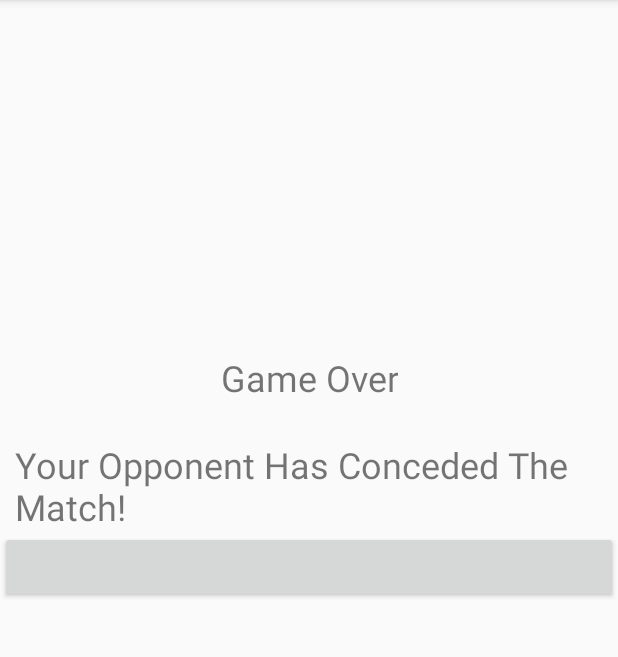
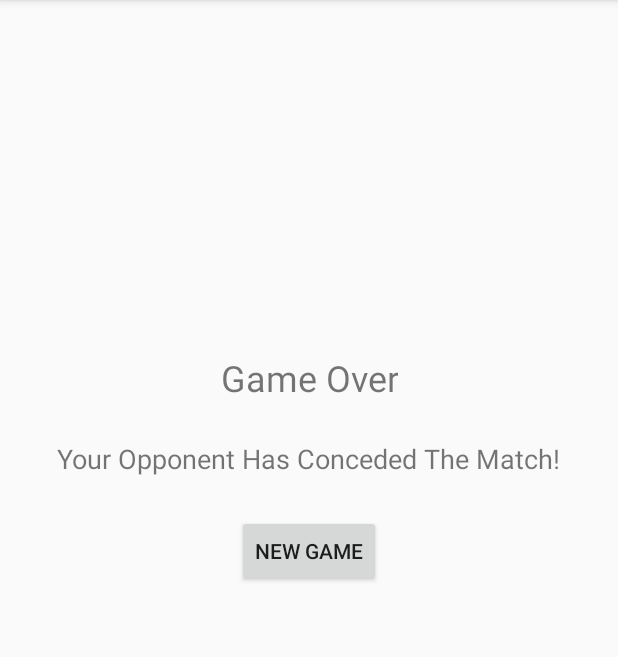
Before and after one commit to dmhefty/CheckersApp, an Android app: the EndGame screen opened directly, with no data from a screen before it, on a phone screen of 412 x 824 dp, the part 84-741 px from its top. Run offline under Robolectric (Android 15) with nearby library versions, the phone set to English and light mode, and no system bars.

Commit message:
added resign functionality

```diff
--- a/app/src/main/res/layout/activity_end_game.xml
+++ b/app/src/main/res/layout/activity_end_game.xml
@@ -27,14 +27,15 @@
         android:paddingLeft="10dp"
         android:paddingTop="25dp"
         android:paddingRight="10dp"
+        android:paddingBottom="25dp"
         android:text="@string/forfeit_message"
-        android:textSize="24sp" />
+        android:textSize="18sp" />
 
     <Button
-        android:id="@+id/button4"
-        android:layout_width="match_parent"
+        android:id="@+id/button5"
+        android:layout_width="wrap_content"
         android:layout_height="wrap_content"
         android:onClick="New_Game"
-        tools:text="@string/new_game" />
+        android:text="@string/ng" />
 
 </LinearLayout>
--- a/app/src/main/res/values/strings.xml
+++ b/app/src/main/res/values/strings.xml
@@ -12,5 +12,5 @@
     <string name="gameover">Game Over</string>
     <string name="completed_puzzle"> wins the game</string>
     <string name="forfeit_message">Your Opponent Has Conceded The Match!</string>
-    <string name="new_game">New Game</string>
+    <string name="ng">New Game</string>
 </resources>
```
